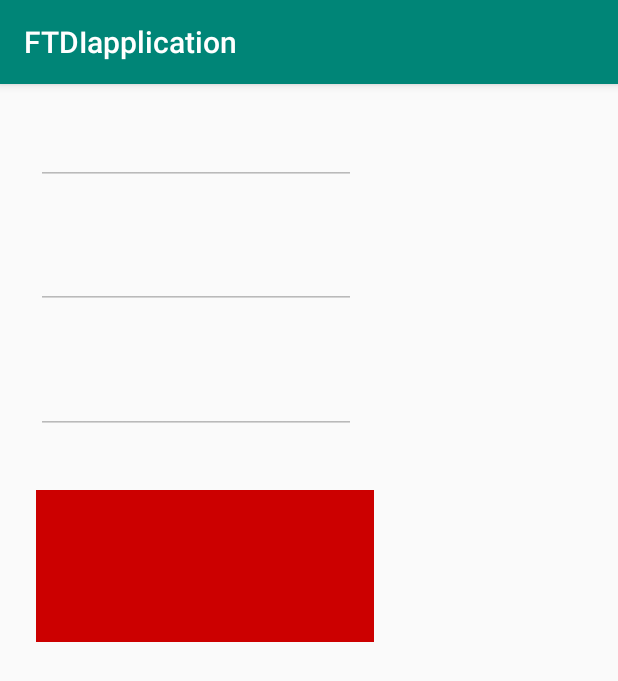
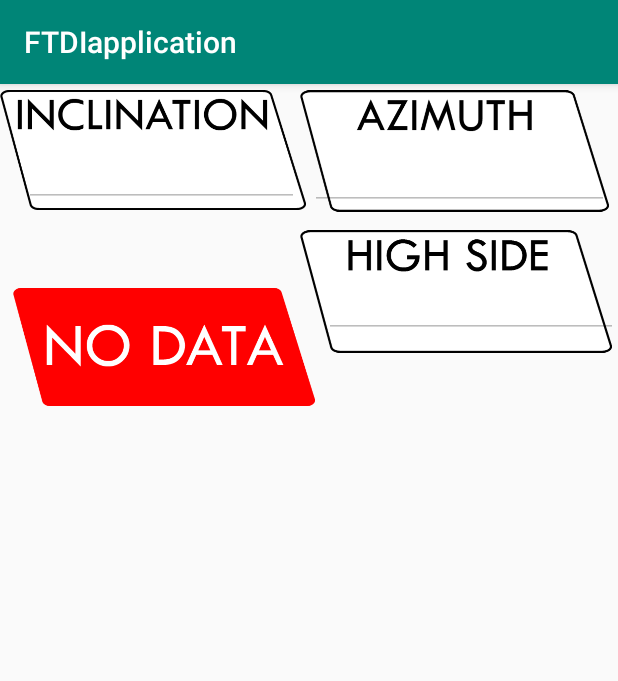
Before and after one commit to Thejackalphantom/PinPoint, an Android app: the screen it shows after launch (MainActivity), on a phone screen of 412 x 824 dp. Shown: the top 681 px of the screen. Run offline under Robolectric (Android 15) with nearby library versions, the phone set to English and light mode, and no system bars; libraries missing offline, so code that uses them is left out: com.hoho.android; 2 statements that could not run were skipped.

Commit message:
Added in some better graphics
Inclination still needs some adjustment, however.

```diff
--- a/FTDIapplication/app/src/main/java/com/example/ftdiapplication/MainActivity.java
+++ b/FTDIapplication/app/src/main/java/com/example/ftdiapplication/MainActivity.java
@@ -269,6 +269,5 @@ public class MainActivity extends AppCompatActivity implements USBSerialListener
         //This is executed when the program is paused
         super.onPause();
         mcConnector.pausedActivity();
-
     }
 }
--- a/FTDIapplication/app/src/main/res/layout/activity_main.xml
+++ b/FTDIapplication/app/src/main/res/layout/activity_main.xml
@@ -8,86 +8,98 @@
 
     <ImageView
         android:id="@+id/yesData"
-        android:layout_width="225dp"
-        android:layout_height="101dp"
+        android:layout_width="204dp"
+        android:layout_height="80dp"
         android:layout_marginStart="24dp"
         android:layout_marginLeft="24dp"
         android:layout_marginEnd="353dp"
         android:layout_marginRight="353dp"
-        android:layout_marginBottom="396dp"
+        android:layout_marginBottom="552dp"
         app:layout_constraintBottom_toBottomOf="parent"
         app:layout_constraintEnd_toEndOf="parent"
-        app:layout_constraintHorizontal_bias="0.0"
+        app:layout_constraintHorizontal_bias="0.094"
         app:layout_constraintStart_toStartOf="parent"
-        app:srcCompat="@android:color/holo_green_dark" />
+        app:layout_constraintTop_toBottomOf="@+id/noData"
+        app:layout_constraintVertical_bias="1.0"
+        app:srcCompat="@drawable/recievingdata" />
 
     <ImageView
         android:id="@+id/noData"
-        android:layout_width="225dp"
-        android:layout_height="101dp"
+        android:layout_width="201dp"
+        android:layout_height="81dp"
         android:layout_marginStart="24dp"
         android:layout_marginLeft="24dp"
         android:layout_marginEnd="352dp"
         android:layout_marginRight="352dp"
-        android:layout_marginBottom="396dp"
+        android:layout_marginBottom="552dp"
         app:layout_constraintBottom_toBottomOf="parent"
         app:layout_constraintEnd_toEndOf="parent"
-        app:layout_constraintHorizontal_bias="0.0"
+        app:layout_constraintHorizontal_bias="0.096"
         app:layout_constraintStart_toStartOf="parent"
-        app:srcCompat="@android:color/holo_red_dark" />
+        app:layout_constraintTop_toBottomOf="@+id/hisiImage"
+        app:layout_constraintVertical_bias="1.0"
+        app:srcCompat="@drawable/nodata" />
+
+    <ImageView
+        android:id="@+id/incImage"
+        android:layout_width="204dp"
+        android:layout_height="88dp"
+        android:adjustViewBounds="false"
+        app:layout_constraintStart_toStartOf="parent"
+        app:layout_constraintTop_toTopOf="parent"
+        app:srcCompat="@drawable/incdata" />
+
+    <ImageView
+        android:id="@+id/aziImage"
+        android:layout_width="206dp"
+        android:layout_height="89dp"
+        android:layout_marginEnd="6dp"
+        android:layout_marginRight="6dp"
+        app:layout_constraintEnd_toEndOf="parent"
+        app:layout_constraintTop_toTopOf="parent"
+        app:srcCompat="@drawable/azidata" />
+
+    <ImageView
+        android:id="@+id/hisiImage"
+        android:layout_width="208dp"
+        android:layout_height="82dp"
+        android:layout_marginTop="8dp"
+        android:layout_marginEnd="4dp"
+        android:layout_marginRight="4dp"
+        app:layout_constraintEnd_toEndOf="parent"
+        app:layout_constraintTop_toBottomOf="@+id/aziImage"
+        app:srcCompat="@drawable/hisidata" />
 
     <EditText
         android:id="@+id/inclination"
-        android:layout_width="wrap_content"
-        android:layout_height="wrap_content"
-        android:layout_marginStart="24dp"
-        android:layout_marginLeft="24dp"
-        android:layout_marginTop="16dp"
-        android:layout_marginEnd="352dp"
-        android:layout_marginRight="352dp"
-        android:layout_marginBottom="16dp"
+        android:layout_width="183dp"
+        android:layout_height="46dp"
+        android:layout_marginStart="16dp"
+        android:layout_marginLeft="16dp"
+        android:layout_marginTop="36dp"
         android:ems="10"
         android:inputType="textPersonName"
-        app:layout_constraintBottom_toTopOf="@+id/azimuthDegrees"
-        app:layout_constraintEnd_toEndOf="parent"
-        app:layout_constraintHorizontal_bias="0.0"
         app:layout_constraintStart_toStartOf="parent"
         app:layout_constraintTop_toTopOf="parent" />
 
     <EditText
         android:id="@+id/azimuthDegrees"
-        android:layout_width="wrap_content"
-        android:layout_height="wrap_content"
-        android:layout_marginStart="24dp"
-        android:layout_marginLeft="24dp"
-        android:layout_marginTop="16dp"
-        android:layout_marginEnd="352dp"
-        android:layout_marginRight="352dp"
-        android:layout_marginBottom="16dp"
+        android:layout_width="199dp"
+        android:layout_height="44dp"
+        android:layout_marginTop="40dp"
         android:ems="10"
         android:inputType="textPersonName"
-        app:layout_constraintBottom_toTopOf="@+id/heightside"
-        app:layout_constraintEnd_toEndOf="parent"
-        app:layout_constraintHorizontal_bias="0.0"
-        app:layout_constraintStart_toStartOf="parent"
-        app:layout_constraintTop_toBottomOf="@+id/inclination" />
+        app:layout_constraintEnd_toEndOf="@+id/aziImage"
+        app:layout_constraintTop_toTopOf="@+id/aziImage" />
 
     <EditText
         android:id="@+id/heightside"
-        android:layout_width="wrap_content"
-        android:layout_height="wrap_content"
-        android:layout_marginStart="24dp"
-        android:layout_marginLeft="24dp"
-        android:layout_marginTop="16dp"
-        android:layout_marginEnd="353dp"
-        android:layout_marginRight="353dp"
-        android:layout_marginBottom="32dp"
+        android:layout_width="196dp"
+        android:layout_height="36dp"
+        android:layout_marginTop="44dp"
         android:ems="10"
         android:inputType="textPersonName"
-        app:layout_constraintBottom_toTopOf="@+id/yesData"
         app:layout_constraintEnd_toEndOf="parent"
-        app:layout_constraintHorizontal_bias="0.0"
-        app:layout_constraintStart_toStartOf="parent"
-        app:layout_constraintTop_toBottomOf="@+id/azimuthDegrees" />
+        app:layout_constraintTop_toBottomOf="@+id/aziImage" />
 
 </androidx.constraintlayout.widget.ConstraintLayout>
```
Also changed, not shown: FTDIapplication/app/src/main/res/drawable/azidata.png (added), FTDIapplication/app/src/main/res/drawable/hisidata.png (added), FTDIapplication/app/src/main/res/drawable/incdata.png (added), FTDIapplication/app/src/main/res/drawable/nodata.png (added), FTDIapplication/app/src/main/res/drawable/recievingdata.png (added). Lines whose indentation alone changed are shown as unchanged.
